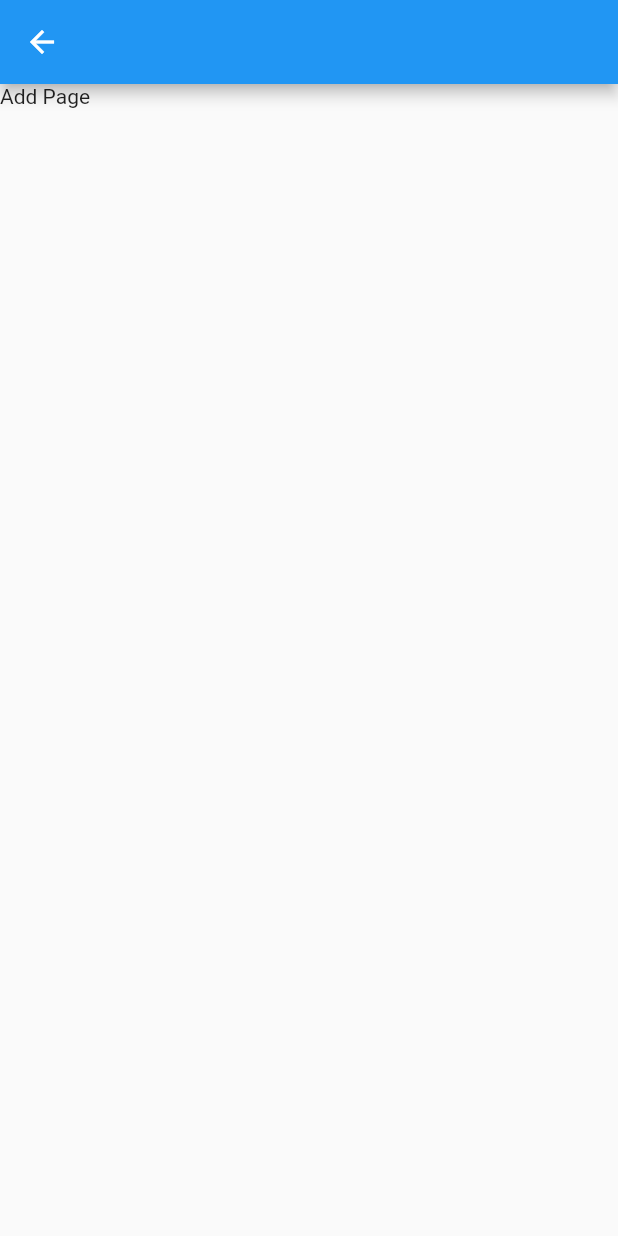
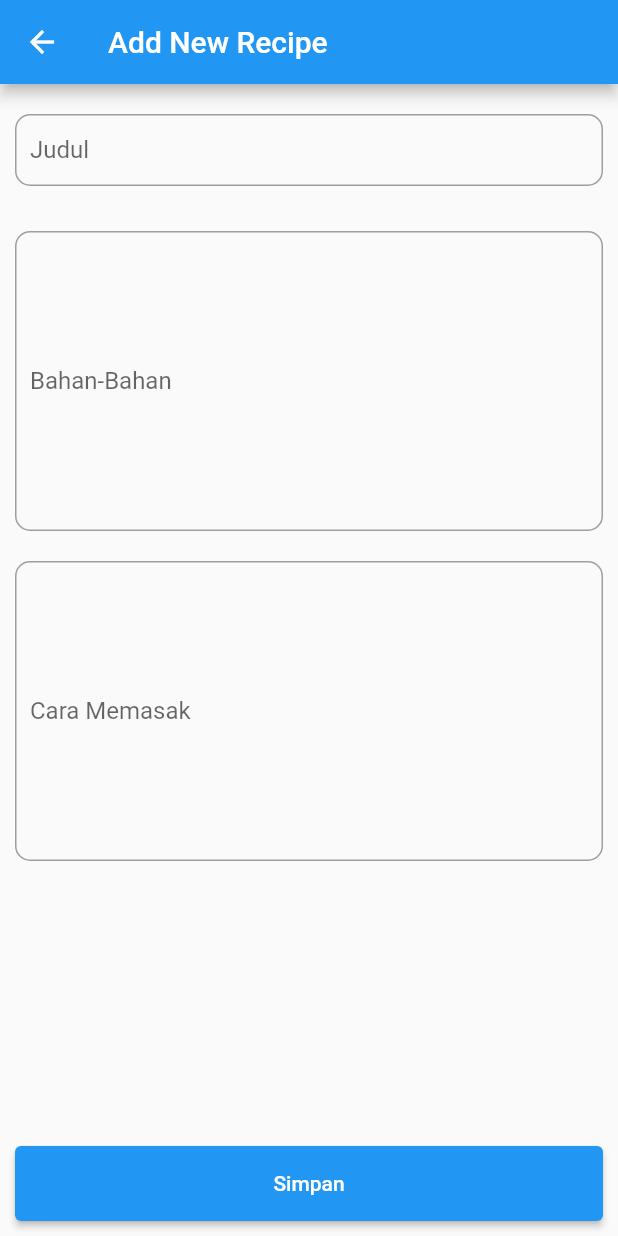
Before and after one commit to mkreatif/flutter_firestore, a Flutter app: the RecipeView screen opened by its route, after a tap on the "add" icon, on a phone screen of 412 x 824 dp. Run offline on Flutter 3.47's test engine with Material 2 defaults, Android fonts, the phone set to English and light mode, and no system bars; our stand-ins replace cloud_firestore, firebase_core; accounts and stored records are empty.

Commit message:
update: finish adding  new recipe

```diff
--- a/lib/pages/recipe_add_edit.dart
+++ b/lib/pages/recipe_add_edit.dart
@@ -1,5 +1,8 @@
+import 'dart:math';
+import 'package:cloud_firestore/cloud_firestore.dart';
 import 'package:flutter/material.dart';
 import 'package:flutter_firebase/models/recipe.dart';
+import 'package:flutter_firebase/utils/theme.dart';
 
 class RecipeAddView extends StatefulWidget {
   final Recipe? updateRecipe;
@@ -10,6 +13,24 @@ class RecipeAddView extends StatefulWidget {
 }
 
 class _RecipeAddViewState extends State<RecipeAddView> {
+  CollectionReference refs = FirebaseFirestore.instance.collection('/recipes');
+  List<TextEditingController> tecs =
+      List.generate(5, (index) => TextEditingController());
+
+  handleSaveRecipe() async {
+    final data = Recipe(
+        id: Random().nextInt(1000),
+        judul: tecs[0].text,
+        bahan: tecs[1].text,
+        cara: tecs[2].text,
+        createdAt: Timestamp.fromDate(DateTime.now()));
+
+    refs.add(data.toMap()).then((documentSnapshot) {
+      print("Added Data with ID: ${documentSnapshot.id}");
+      Navigator.pop(context);
+    });
+  }
+
   @override
   Widget build(BuildContext context) {
     return Scaffold(
@@ -18,9 +39,54 @@ class _RecipeAddViewState extends State<RecipeAddView> {
           icon: Icon(Icons.arrow_back),
           onPressed: () => Navigator.pop(context),
         ),
+        title: Text("Add New Recipe"),
       ),
-      body: Container(
-        child: Text('Add Page'),
+      body: SingleChildScrollView(
+        child: Container(
+          padding: EdgeInsets.all(10),
+          child: Column(
+            children: [
+              Padding(
+                padding: const EdgeInsets.symmetric(vertical: 10),
+                child: TextFormField(
+                  controller: tecs[0],
+                  textInputAction: TextInputAction.done,
+                  decoration: defaultInputDecoration(hintText: 'Judul'),
+                ),
+              ),
+              Padding(
+                padding: const EdgeInsets.only(top: 20),
+                child: TextFormField(
+                  controller: tecs[1],
+                  minLines: 10,
+                  maxLines: 10, // allow user to enter 5 line in textfield
+                  keyboardType: TextInputType.multiline,
+                  textInputAction: TextInputAction.done,
+                  decoration: defaultInputDecoration(hintText: 'Bahan-Bahan'),
+                ),
+              ),
+              Padding(
+                padding: const EdgeInsets.only(top: 20),
+                child: TextFormField(
+                  controller: tecs[2],
+                  minLines: 10,
+                  maxLines: 10, // allow user to enter 5 line in textfield
+                  keyboardType: TextInputType.multiline,
+                  textInputAction: TextInputAction.done,
+                  decoration: defaultInputDecoration(hintText: 'Cara Memasak'),
+                ),
+              ),
+            ],
+          ),
+        ),
+      ),
+      bottomNavigationBar: Container(
+        padding: EdgeInsets.all(10),
+        child: ElevatedButton(
+          onPressed: () => handleSaveRecipe(),
+          style: ElevatedButton.styleFrom(minimumSize: Size.fromHeight(50)),
+          child: Text('Simpan'),
+        ),
       ),
     );
   }
--- a/lib/pages/recipes.dart
+++ b/lib/pages/recipes.dart
@@ -17,7 +17,6 @@ class _RecipesState extends State<RecipeView> {
   void initState() {
     initApp();
     super.initState();
-    print("Init Again");
   }
 
   initApp() async {
@@ -50,8 +49,28 @@ class _RecipesState extends State<RecipeView> {
           child: ListView.builder(
         itemCount: recipes.length,
         itemBuilder: (context, index) {
-          return ListTile(
-            title: Text(recipes[index].judul),
+          final recipe = recipes[index];
+          return Card(
+            child: Container(
+              padding: EdgeInsets.all(10),
+              child: Column(
+                mainAxisSize: MainAxisSize.min,
+                crossAxisAlignment: CrossAxisAlignment.start,
+                children: [
+                  Text(recipe.judul),
+                  Divider(),
+                  Padding(
+                    padding: const EdgeInsets.all(8.0),
+                    child: Text(recipe.bahan),
+                  ),
+                  Divider(),
+                  Padding(
+                    padding: const EdgeInsets.all(8.0),
+                    child: Text(recipe.cara),
+                  )
+                ],
+              ),
+            ),
           );
         },
       )),
```
